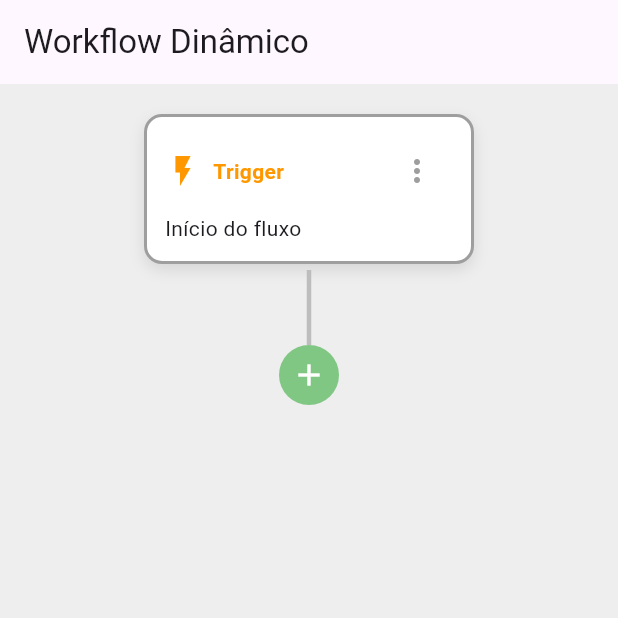
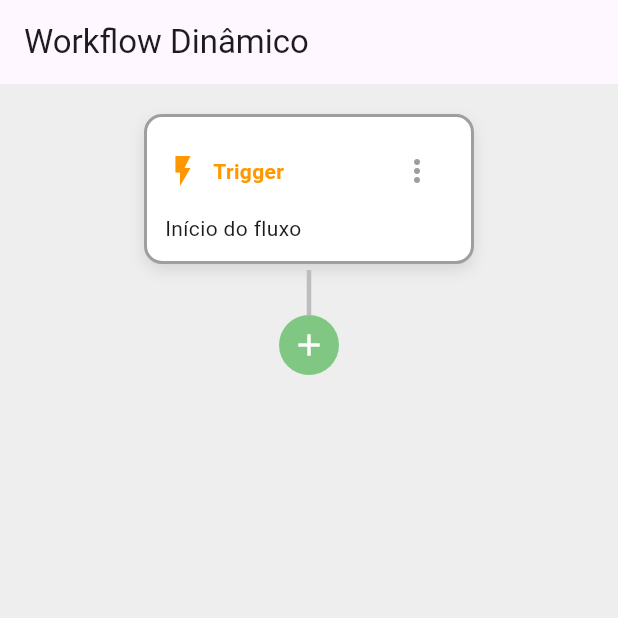
Before and after one commit to maiarakothe/mapa_testes, a Flutter app: the screen it shows after launch, on a phone screen of 412 x 824 dp, the top half of it. Run offline on Flutter 3.47's test engine with Material 3 defaults, Android fonts, the phone set to English and light mode, and no system bars.

Commit message:
fix: adiciona linhas verticais nos blocos com caminhos

```diff
--- a/lib/main.dart
+++ b/lib/main.dart
@@ -274,8 +274,17 @@ class _WorkflowPageState extends State<WorkflowPage> {
     // Renderiza os filhos
     if (block.children.isNotEmpty) {
       if (block.type == 'paths') {
-        widgets.add(const ConnectionLine(isBranching: true));
         // Se for um bloco 'paths', renderiza os filhos em uma Row
+        widgets.add(const ConnectionLine());
+        widgets.add(
+          SizedBox(
+            height: 50,
+            child: CustomPaint(
+              painter: BranchingLinePainter(numChildren: block.children.length),
+              child: Container(),
+            ),
+          ),
+        );
         widgets.add(
           Row(
             mainAxisAlignment: MainAxisAlignment.center,
@@ -291,6 +300,7 @@ class _WorkflowPageState extends State<WorkflowPage> {
         );
       } else {
         // Para outros blocos, renderiza os filhos em uma Column
+        widgets.add(const ConnectionLine());
         for (var childBlock in block.children) {
           widgets.addAll(_buildLayout(context, childBlock));
         }
@@ -492,7 +502,7 @@ class BlockWidget extends StatelessWidget {
                   if (value == 'rename') {
                     onRenameBlock(block);
                   } else if (value == 'duplicate') {
-                    //model.duplicateBlock(block.id);
+                    // Lógica para duplicar
                   } else if (value == 'delete') {
                     onRemoveBlock(block.id);
                   }
@@ -525,22 +535,15 @@ class BlockWidget extends StatelessWidget {
 // ---------------- Linha ----------------
 
 class ConnectionLine extends StatelessWidget {
-  final double height;
-  final bool isBranching;
-
-  const ConnectionLine({
-    super.key,
-    this.height = 50,
-    this.isBranching = false,
-  });
+  const ConnectionLine({super.key});
 
   @override
   Widget build(BuildContext context) {
     return SizedBox(
-      height: height,
+      height: 30,
       child: CustomPaint(
-        painter: isBranching ? BranchingLinePainter() : StraightLinePainter(),
-        size: Size(double.infinity, height),
+        painter: StraightLinePainter(),
+        size: const Size(double.infinity, 50),
       ),
     );
   }
@@ -561,6 +564,9 @@ class StraightLinePainter extends CustomPainter {
 }
 
 class BranchingLinePainter extends CustomPainter {
+  final int numChildren;
+  BranchingLinePainter({required this.numChildren});
+
   @override
   void paint(Canvas canvas, Size size) {
     final paint = Paint()
@@ -568,10 +574,21 @@ class BranchingLinePainter extends CustomPainter {
       ..strokeWidth = 3
       ..style = PaintingStyle.stroke;
     final path = Path();
+    // Desenha a linha vertical que sai do bloco pai
     path.moveTo(size.width / 2, 0);
     path.lineTo(size.width / 2, size.height / 2);
-    path.lineTo(0, size.height / 2);
+
+    // Linha horizontal que conecta os caminhos
+    path.moveTo(0, size.height / 2);
     path.lineTo(size.width, size.height / 2);
+
+    // Linhas verticais que descem para cada caminho
+    final double spacing = size.width / (numChildren + 1);
+    for (int i = 0; i < numChildren; i++) {
+      final x = spacing * (i + 1);
+      path.moveTo(x, size.height / 2);
+      path.lineTo(x, size.height);
+    }
 
     canvas.drawPath(path, paint);
   }
```
